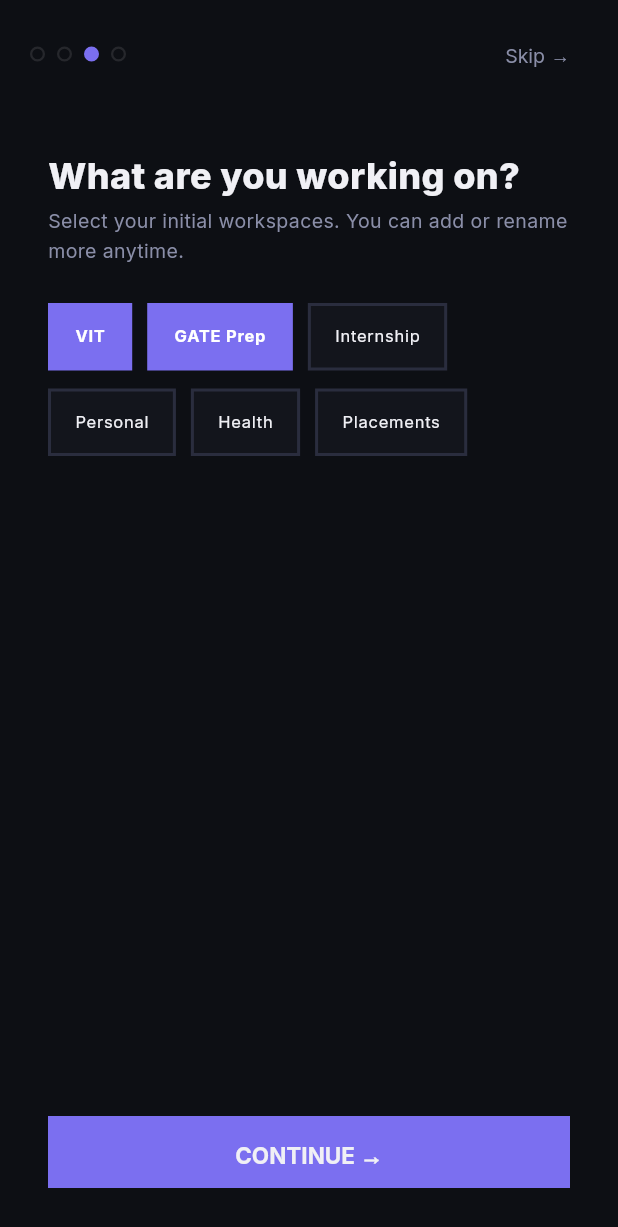
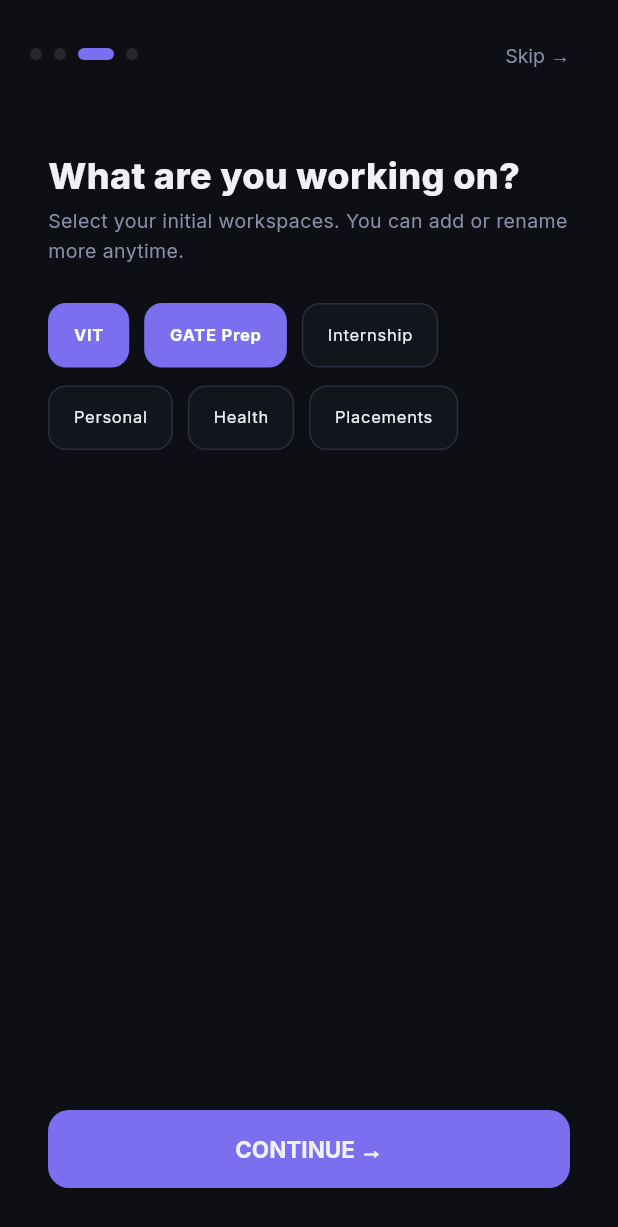
Before and after one commit to ISHANTARE/AURA, a Flutter app: the screen it shows after launch, swiped to page 3, on a phone screen of 412 x 824 dp. Shown: the top 1227 px of the screen. Run offline on Flutter 3.47's test engine with Material 3 defaults, Android fonts, the phone set to English and light mode, and no system bars; our stand-ins replace connectivity_plus, drift, flutter_dotenv, flutter_local_notifications, flutter_riverpod, flutter_timezone and 6 more; missing offline and left inert: google_mlkit_text_recognition; accounts and stored records are empty; generated files the repository leaves out were written again.

Commit message:
phase 5 & 6 - completed ui/ux overhaul, capture, onboarding, search and polish sweep

```diff
--- a/08_Frontend/aura/lib/features/onboarding/presentation/screens/onboarding_screen.dart
+++ b/08_Frontend/aura/lib/features/onboarding/presentation/screens/onboarding_screen.dart
@@ -77,17 +77,16 @@ class _OnboardingScreenState extends ConsumerState<OnboardingScreen> {
                   Row(
                     children: List.generate(4, (index) {
                       final isSelected = _currentPage == index;
-                      return Container(
+                      return AnimatedContainer(
+                        duration: const Duration(milliseconds: 200),
                         margin: const EdgeInsets.only(right: 8),
-                        width: 10,
-                        height: 10,
+                        width: isSelected ? 24 : 8,
+                        height: 8,
                         decoration: BoxDecoration(
-                          shape: BoxShape.circle,
-                          color: isSelected ? AuraColors.accentLime : Colors.transparent,
-                          border: Border.all(
-                            color: isSelected ? AuraColors.accentLime : AuraColors.borderMuted,
-                            width: 1.5,
-                          ),
+                          borderRadius: BorderRadius.circular(4),
+                          color: isSelected
+                              ? Theme.of(context).colorScheme.primary
+                              : AuraColors.borderMuted,
                         ),
                       );
                     }),
@@ -131,15 +130,18 @@ class _OnboardingScreenState extends ConsumerState<OnboardingScreen> {
               width: 80,
               height: 80,
               decoration: BoxDecoration(
-                color: AuraColors.accentLime,
+                color: Theme.of(context).colorScheme.primary,
                 shape: BoxShape.circle,
-                border: Border.all(color: Colors.black, width: 3),
-                boxShadow: const [
-                  BoxShadow(color: AuraColors.orbGlow, blurRadius: 28, spreadRadius: 8),
+                boxShadow: [
+                  BoxShadow(
+                    color: Theme.of(context).colorScheme.primary.withValues(alpha: 0.4),
+                    blurRadius: 32,
+                    spreadRadius: 8,
+                  ),
                 ],
               ),
               child: Center(
-                child: Text('A', style: AuraTypography.orbLabel.copyWith(fontSize: 28)),
+                child: Text('A', style: AuraTypography.orbLabel.copyWith(fontSize: 28, color: Colors.white)),
               ),
             ),
             const SizedBox(height: AuraSpacing.xl),
@@ -167,7 +169,10 @@ class _OnboardingScreenState extends ConsumerState<OnboardingScreen> {
                 children: [
                   Text(
                     'What should AURA call you?',
-                    style: AuraTypography.label.copyWith(color: AuraColors.accentLime, fontWeight: FontWeight.bold),
+                    style: AuraTypography.label.copyWith(
+                      color: Theme.of(context).colorScheme.primary,
+                      fontWeight: FontWeight.bold,
+                    ),
                   ),
                   const SizedBox(height: 8),
                   TextField(
@@ -192,14 +197,14 @@ class _OnboardingScreenState extends ConsumerState<OnboardingScreen> {
             const SizedBox(height: AuraSpacing.xl),
             SizedBox(
               width: double.infinity,
-              height: 48,
+              height: 52,
               child: ElevatedButton(
                 onPressed: _nextPage,
                 style: ElevatedButton.styleFrom(
-                  backgroundColor: AuraColors.accentLime,
-                  foregroundColor: AuraColors.textOnAccent,
+                  backgroundColor: Theme.of(context).colorScheme.primary,
+                  foregroundColor: Colors.white,
                   elevation: 0,
-                  shape: RoundedRectangleBorder(borderRadius: BorderRadius.circular(12)),
+                  shape: RoundedRectangleBorder(borderRadius: BorderRadius.circular(14)),
                 ),
                 child: Text(
                   'GET STARTED →',
@@ -221,7 +226,7 @@ class _OnboardingScreenState extends ConsumerState<OnboardingScreen> {
         mainAxisAlignment: MainAxisAlignment.center,
         crossAxisAlignment: CrossAxisAlignment.start,
         children: [
-          const Icon(LucideIcons.shieldCheck, size: 48, color: AuraColors.accentLime),
+          const Icon(LucideIcons.shieldCheck, size: 48, color: AuraColors.accentBlue),
           const SizedBox(height: 16),
           Text('Permissions for AURA', style: AuraTypography.display.copyWith(fontSize: 26)),
           const SizedBox(height: 8),
@@ -261,14 +266,14 @@ class _OnboardingScreenState extends ConsumerState<OnboardingScreen> {
 
           SizedBox(
             width: double.infinity,
-            height: 48,
+            height: 52,
             child: ElevatedButton(
               onPressed: _nextPage,
               style: ElevatedButton.styleFrom(
-                backgroundColor: AuraColors.accentLime,
-                foregroundColor: AuraColors.textOnAccent,
+                backgroundColor: Theme.of(context).colorScheme.primary,
+                foregroundColor: Colors.white,
                 elevation: 0,
-                shape: const RoundedRectangleBorder(borderRadius: BorderRadius.zero),
+                shape: RoundedRectangleBorder(borderRadius: BorderRadius.circular(14)),
               ),
               child: Text(
                 'CONTINUE →',
@@ -313,19 +318,25 @@ class _OnboardingScreenState extends ConsumerState<OnboardingScreen> {
                     }
                   });
                 },
-                child: Container(
+                child: AnimatedContainer(
+                  duration: const Duration(milliseconds: 180),
                   padding: const EdgeInsets.symmetric(horizontal: 16, vertical: 12),
                   decoration: BoxDecoration(
-                    color: isSelected ? AuraColors.accentLime : AuraColors.bgCard,
+                    color: isSelected
+                        ? Theme.of(context).colorScheme.primary
+                        : AuraColors.bgCard,
+                    borderRadius: BorderRadius.circular(12),
                     border: Border.all(
-                      color: isSelected ? AuraColors.accentLime : AuraColors.border,
-                      width: 2,
+                      color: isSelected
+                          ? Theme.of(context).colorScheme.primary
+                          : AuraColors.border,
+                      width: 1,
                     ),
                   ),
                   child: Text(
                     ws,
                     style: AuraTypography.badgeText.copyWith(
-                      color: isSelected ? AuraColors.textOnAccent : AuraColors.textPrimary,
+                      color: isSelected ? Colors.white : AuraColors.textPrimary,
                       fontWeight: isSelected ? FontWeight.bold : FontWeight.normal,
                     ),
                   ),
@@ -337,14 +348,14 @@ class _OnboardingScreenState extends ConsumerState<OnboardingScreen> {
 
           SizedBox(
             width: double.infinity,
-            height: 48,
+            height: 52,
             child: ElevatedButton(
               onPressed: _selectedWorkspaces.isNotEmpty ? _nextPage : null,
               style: ElevatedButton.styleFrom(
-                backgroundColor: AuraColors.accentLime,
-                foregroundColor: AuraColors.textOnAccent,
+                backgroundColor: Theme.of(context).colorScheme.primary,
+                foregroundColor: Colors.white,
                 elevation: 0,
-                shape: const RoundedRectangleBorder(borderRadius: BorderRadius.zero),
+                shape: RoundedRectangleBorder(borderRadius: BorderRadius.circular(14)),
               ),
               child: Text(
                 'CONTINUE →',
@@ -377,7 +388,11 @@ class _OnboardingScreenState extends ConsumerState<OnboardingScreen> {
             padding: const EdgeInsets.all(16),
             decoration: BoxDecoration(
               color: AuraColors.bgCard,
-              border: Border.all(color: AuraColors.accentLime, width: 2),
+              borderRadius: BorderRadius.circular(14),
+              border: Border.all(color: AuraColors.border, width: 1),
+              boxShadow: const [
+                BoxShadow(color: AuraColors.shadow, blurRadius: 10, offset: Offset(0, 3)),
+              ],
             ),
             child: Text(
               '"ML assignment due Friday 11:59 PM, remind me 1 day before."',
@@ -391,15 +406,18 @@ class _OnboardingScreenState extends ConsumerState<OnboardingScreen> {
             width: 72,
             height: 72,
             decoration: BoxDecoration(
-              color: AuraColors.accentLime,
+              color: Theme.of(context).colorScheme.primary,
               shape: BoxShape.circle,
-              border: Border.all(color: Colors.black, width: 3),
-              boxShadow: const [
-                BoxShadow(color: AuraColors.orbGlow, blurRadius: 24, spreadRadius: 6),
+              boxShadow: [
+                BoxShadow(
+                  color: Theme.of(context).colorScheme.primary.withValues(alpha: 0.4),
+                  blurRadius: 28,
+                  spreadRadius: 6,
+                ),
               ],
             ),
             child: Center(
-              child: Text('A', style: AuraTypography.orbLabel.copyWith(fontSize: 26)),
+              child: Text('A', style: AuraTypography.orbLabel.copyWith(fontSize: 26, color: Colors.white)),
             ),
           ),
           const SizedBox(height: 12),
@@ -408,14 +426,14 @@ class _OnboardingScreenState extends ConsumerState<OnboardingScreen> {
           const Spacer(),
           SizedBox(
             width: double.infinity,
-            height: 48,
+            height: 52,
             child: ElevatedButton(
               onPressed: _completeOnboarding,
               style: ElevatedButton.styleFrom(
-                backgroundColor: AuraColors.accentLime,
-                foregroundColor: AuraColors.textOnAccent,
+                backgroundColor: Theme.of(context).colorScheme.primary,
+                foregroundColor: Colors.white,
                 elevation: 0,
-                shape: const RoundedRectangleBorder(borderRadius: BorderRadius.zero),
+                shape: RoundedRectangleBorder(borderRadius: BorderRadius.circular(14)),
               ),
               child: Text(
                 'OPEN AURA →',
@@ -448,11 +466,12 @@ class _PermissionItem extends StatelessWidget {
       padding: const EdgeInsets.all(12),
       decoration: BoxDecoration(
         color: AuraColors.bgCard,
-        border: Border.all(color: AuraColors.borderMuted, width: 1.5),
+        borderRadius: BorderRadius.circular(12),
+        border: Border.all(color: AuraColors.border, width: 1),
       ),
       child: Row(
         children: [
-          Icon(icon, color: AuraColors.accentLime, size: 24),
+          Icon(icon, color: Theme.of(context).colorScheme.primary, size: 24),
           const SizedBox(width: 12),
           Expanded(
             child: Column(
@@ -466,9 +485,15 @@ class _PermissionItem extends StatelessWidget {
           OutlinedButton(
             onPressed: onRequest,
             style: OutlinedButton.styleFrom(
-              side: const BorderSide(color: AuraColors.accentLime),
+              side: BorderSide(color: Theme.of(context).colorScheme.primary),
+              shape: RoundedRectangleBorder(borderRadius: BorderRadius.circular(8)),
             ),
-            child: Text('GRANT', style: AuraTypography.badgeText.copyWith(color: AuraColors.accentLime)),
+            child: Text(
+              'GRANT',
+              style: AuraTypography.badgeText.copyWith(
+                color: Theme.of(context).colorScheme.primary,
+              ),
+            ),
           ),
         ],
       ),
```
Also changed, not shown: 08_Frontend/aura/lib/features/capture/presentation/widgets/confirmation_box.dart (+15 -15 lines), 08_Frontend/aura/lib/features/capture/presentation/widgets/voice_capture_overlay.dart (+37 -39 lines), 08_Frontend/aura/lib/features/home/presentation/screens/morning_briefing_screen.dart (+4 -6 lines), 08_Frontend/aura/lib/features/reminders/presentation/widgets/snooze_bottom_sheet.dart (+20 -25 lines), 08_Frontend/aura/lib/features/tasks/presentation/screens/search_screen.dart (+34 -33 lines), 08_Frontend/aura/lib/features/tasks/presentation/widgets/task_options_sheet.dart (+6 -11 lines), 08_Frontend/aura/lib/features/workspaces/presentation/widgets/create_workspace_modal.dart (+16 -18 lines), 08_Frontend/aura/lib/features/workspaces/presentation/widgets/workspace_card.dart (+14 -22 lines).
